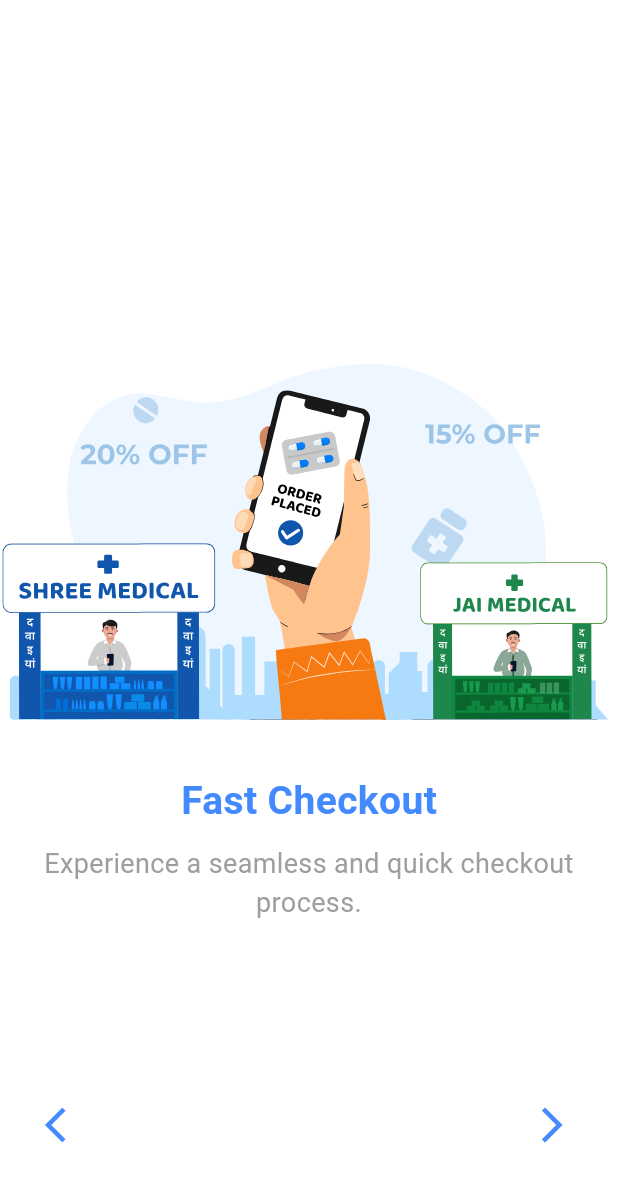
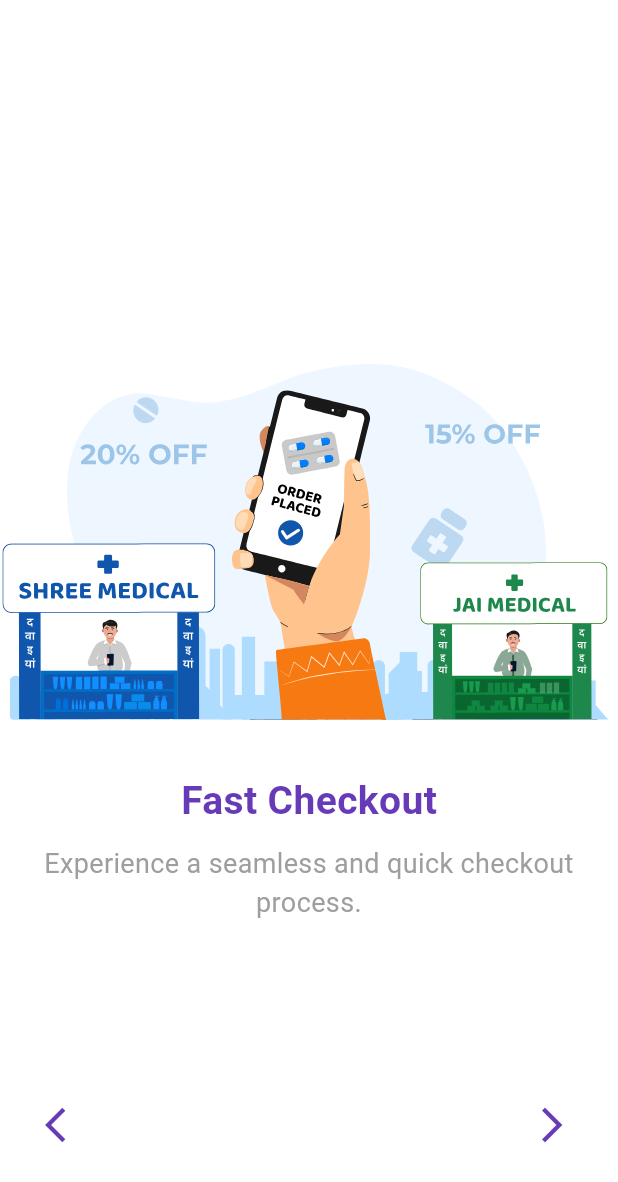
Before and after one commit to tushar-negi97/flutter_animations, a Flutter app: the screen it shows after launch, after a tap on the "arrow forward ios" icon, on a phone screen of 412 x 824 dp. Shown: the top 1182 px of the screen. Run offline on Flutter 3.47's test engine with Material 3 defaults, Android fonts, the phone set to English and light mode, and no system bars; our stand-ins replace carousel_slider, get, lottie, rive; network calls fail.

Commit message:
UI changes

```diff
--- a/lib/ecom/bottonNavbar.dart
+++ b/lib/ecom/bottonNavbar.dart
@@ -24,8 +24,6 @@ class _BottomNavigationScreenState extends State<BottomNavigationScreen> {
     const HomeScreen(),
     const SearchScreen(),
     const NotificationScreen(),
-    // const Text('Home Page', style: TextStyle(fontSize: 35, fontWeight: FontWeight.bold)),
-    //Text('Profile Page', style: TextStyle(fontSize: 35, fontWeight: FontWeight.bold)),
     ProfileScreen()
   ];
   final List<RiveAsset> _navigationItemsLight = [
@@ -51,13 +49,11 @@ class _BottomNavigationScreenState extends State<BottomNavigationScreen> {
     return Scaffold(
       body: _widgetOptions.elementAt(_selectedIndex),
       bottomNavigationBar: Obx(() {
-        // _navigationItems.clear();
         _navigationItems = controller.isDarkMode.value ? _navigationItemsLight : _navigationItemsDark;
-        //  _navigationItems[_selectedIndex].setActive(false);
 
         return BottomNavigationBar(
+          elevation: 4,
           iconSize: 15,
-          // fixedColor: Colors.purple,
           unselectedFontSize: 0,
           selectedFontSize: 0,
           currentIndex: _selectedIndex,
--- a/lib/ecom/cart_screen.dart
+++ b/lib/ecom/cart_screen.dart
@@ -1,3 +1,5 @@
+// ignore_for_file: prefer_const_constructors
+
 import 'package:bloc_app/ecom/widgets/custom_loading_widget.dart';
 import 'package:flutter/material.dart';
 import 'package:lottie/lottie.dart';
@@ -112,7 +114,7 @@ class _CartScreenState extends State<CartScreen> with TickerProviderStateMixin {
             ),
       bottomNavigationBar: cartItems.isNotEmpty
           ? Padding(
-              padding: const EdgeInsets.all(16.0),
+              padding: const EdgeInsets.symmetric(horizontal: 16.0, vertical: 20),
               child: ElevatedButton(
                 style: ElevatedButton.styleFrom(backgroundColor: Colors.deepPurple),
                 onPressed: () async {
--- a/lib/ecom/homescreen.dart
+++ b/lib/ecom/homescreen.dart
@@ -288,7 +288,7 @@ class CategoryCard extends StatelessWidget {
       elevation: 2,
       shape: RoundedRectangleBorder(borderRadius: BorderRadius.circular(10)),
       child: Padding(
-        padding: const EdgeInsets.symmetric(horizontal: 15, vertical: 10),
+        padding: const EdgeInsets.symmetric(horizontal: 15, vertical: 5),
         child: Center(
           child: Text(
             name,
--- a/lib/ecom/onboarding_screen.dart
+++ b/lib/ecom/onboarding_screen.dart
@@ -94,7 +94,7 @@ class _OnboardingScreenState extends State<OnboardingScreen> {
                           style: const TextStyle(
                             fontSize: 26,
                             fontWeight: FontWeight.bold,
-                            color: Colors.blueAccent,
+                            color: Colors.deepPurple,
                           ),
                           textAlign: TextAlign.start,
                         ),
@@ -135,7 +135,7 @@ class _OnboardingScreenState extends State<OnboardingScreen> {
               child: IconButton(
                 onPressed: _goToPreviousPage,
                 icon: const Icon(Icons.arrow_back_ios, size: 28),
-                color: Colors.blueAccent,
+                color: Colors.deepPurple,
               ),
             ),
           Positioned(
@@ -147,7 +147,7 @@ class _OnboardingScreenState extends State<OnboardingScreen> {
                 _currentIndex == _onboardingData.length - 1 ? Icons.check : Icons.arrow_forward_ios,
                 size: 28,
               ),
-              color: Colors.blueAccent,
+              color: Colors.deepPurple,
             ),
           ),
         ],
--- a/lib/ecom/splash_screen.dart
+++ b/lib/ecom/splash_screen.dart
@@ -43,7 +43,7 @@ class _SplashScreenState extends State<SplashScreen> with SingleTickerProviderSt
             style: TextStyle(
               fontSize: 40,
               fontWeight: FontWeight.bold,
-              color: Colors.blueAccent,
+              color: Colors.deepPurple,
             ),
           ),
         ),
--- a/lib/ecom/theme.dart
+++ b/lib/ecom/theme.dart
@@ -8,7 +8,7 @@ ThemeData lightTheme = ThemeData(
   appBarTheme: const AppBarTheme(
       backgroundColor: Colors.white,
       foregroundColor: Colors.white,
-      elevation: 3,
+      elevation: 2,
       titleTextStyle: TextStyle(
         color: Colors.black,
         fontSize: 20,
@@ -59,7 +59,7 @@ ThemeData darkTheme = ThemeData(
   appBarTheme: const AppBarTheme(
       backgroundColor: Colors.black,
       foregroundColor: Colors.white,
-      elevation: 3,
+      elevation: 2,
       titleTextStyle: TextStyle(
         color: Colors.white,
         fontSize: 20,
```
